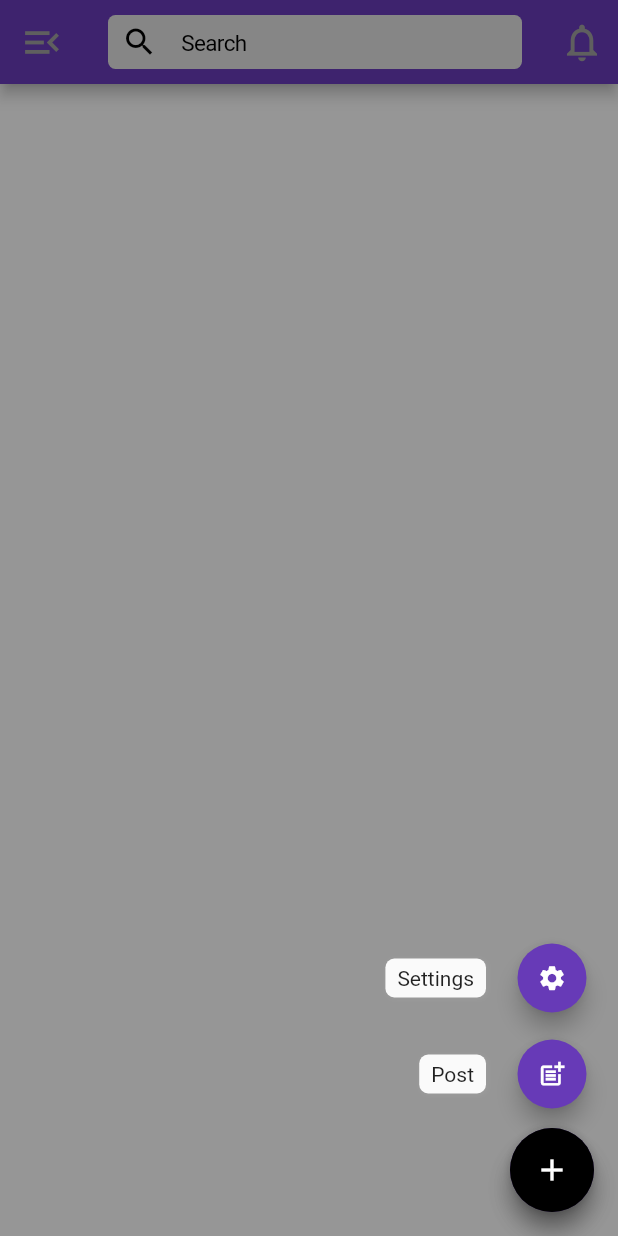
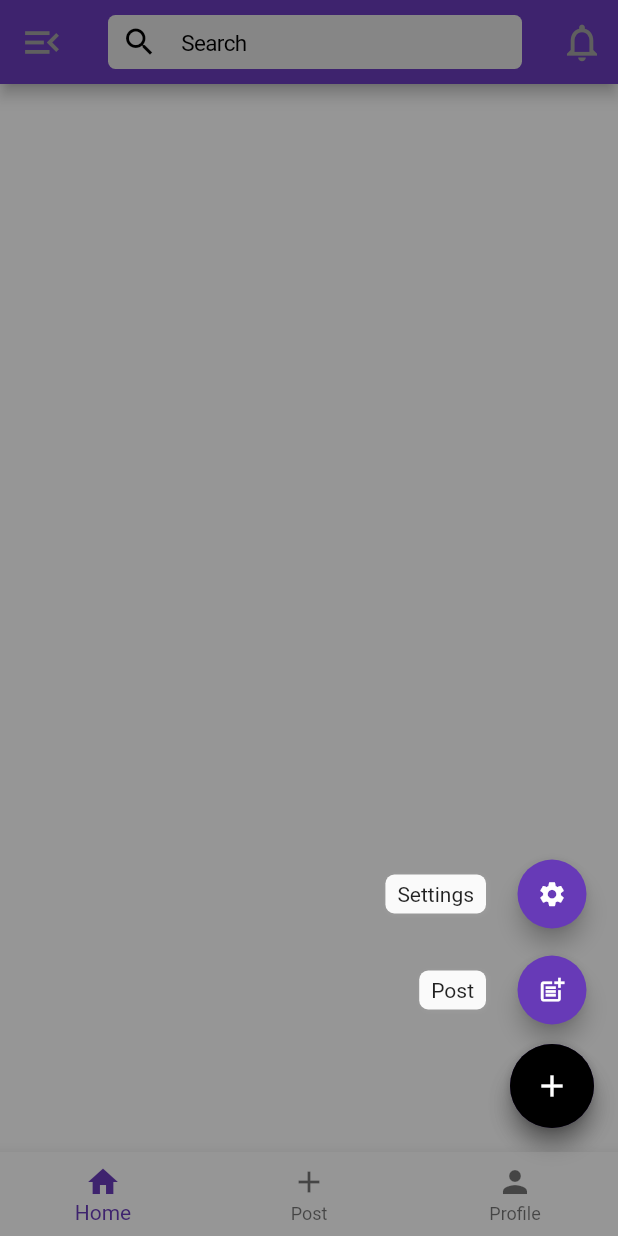
Before and after one commit to 0x01-itsmurphy/home_rental, a Flutter app: the GoogleSignInAuthenticator widget shown alone on an empty page, opened directly, scrolled down 200 dp, after a tap on the "add" icon, on a phone screen of 412 x 824 dp. Run offline on Flutter 3.47's test engine with Material 2 defaults, Android fonts, the light colour scheme and no system bars; drawn by our look-alikes of flutter_speed_dial; our stand-ins replace firebase_auth, firebase_core, flutter_easyloading, flutter_secure_storage, flutter_spinkit, google_fonts and 3 more; accounts and stored records are empty; network calls fail; Roboto replaces fonts that are missing (Ubuntu).

Commit message:
added bottom nav bar

```diff
--- /dev/null
+++ b/lib/controller/Elements/bottom_nav_bar.dart
@@ -0,0 +1,41 @@
+import 'package:flutter/material.dart';
+import 'package:home_rental/view/homescreen/homescreen.dart';
+import 'package:home_rental/view/post_data/user_data_post.dart';
+import 'package:home_rental/view/profile_page/profile_page.dart';
+
+class MainScreen extends StatefulWidget {
+  const MainScreen({Key? key}) : super(key: key);
+
+  @override
+  State<MainScreen> createState() => _MainScreenState();
+}
+
+class _MainScreenState extends State<MainScreen> {
+  int _currentIndex = 0;
+  List pages = [
+    const HomeScreen(),
+    const PostData(),
+    const ProfileScreen(),
+  ];
+  void onTap(int index) {
+    setState(() {
+      _currentIndex = index;
+    });
+  }
+
+  @override
+  Widget build(BuildContext context) {
+    return Scaffold(
+      body: pages.elementAt(_currentIndex),
+      bottomNavigationBar: BottomNavigationBar(
+        currentIndex: _currentIndex,
+        onTap: onTap,
+        items: const [
+          BottomNavigationBarItem(icon: Icon(Icons.home), label: 'Home'),
+          BottomNavigationBarItem(icon: Icon(Icons.add), label: 'Post'),
+          BottomNavigationBarItem(icon: Icon(Icons.person), label: 'Profile'),
+        ],
+      ),
+    );
+  }
+}
--- a/lib/controller/Elements/successful_mesage_screen.dart
+++ b/lib/controller/Elements/successful_mesage_screen.dart
@@ -1,4 +1,5 @@
 import 'package:flutter/material.dart';
+import 'package:home_rental/controller/Elements/bottom_nav_bar.dart';
 import 'package:home_rental/view/homescreen/homescreen.dart';
 
 class SuccessfullMessage extends StatefulWidget {
@@ -50,7 +51,7 @@ class _SuccessfullMessageState extends State<SuccessfullMessage> {
                   Navigator.pushReplacement(
                       context,
                       MaterialPageRoute(
-                          builder: (context) => const HomeScreen()));
+                          builder: (context) => const MainScreen()));
                 },
                 child: Container(
                   alignment: Alignment.center,
--- a/lib/controller/authentication/google_signin_authenticator.dart
+++ b/lib/controller/authentication/google_signin_authenticator.dart
@@ -1,5 +1,6 @@
 import 'package:firebase_auth/firebase_auth.dart';
 import 'package:flutter/material.dart';
+import 'package:home_rental/controller/Elements/bottom_nav_bar.dart';
 import 'package:home_rental/controller/authentication/toggle_page_switch.dart';
 import 'package:home_rental/view/homescreen/homescreen.dart';
 
@@ -14,7 +15,7 @@ class GoogleSignInAuthenticator extends StatelessWidget {
         if (snapshot.connectionState == ConnectionState.waiting) {
           return const Center(child: CircularProgressIndicator());
         } else if (snapshot.hasData) {
-          return const HomeScreen();
+          return const MainScreen();
         } else if (snapshot.hasError) {
           return const Center(child: Text('Someting went wrong!'));
         } else {
--- a/lib/main.dart
+++ b/lib/main.dart
@@ -2,6 +2,7 @@
 import 'package:firebase_core/firebase_core.dart';
 import 'package:flutter/material.dart';
 import 'package:flutter_easyloading/flutter_easyloading.dart';
+import 'package:home_rental/controller/Elements/bottom_nav_bar.dart';
 import 'package:home_rental/controller/provider/google_signin_provider.dart';
 import 'package:home_rental/view/homescreen/homescreen.dart';
 import 'package:flutter_secure_storage/flutter_secure_storage.dart';
@@ -57,7 +58,7 @@ class _MyAppState extends State<MyApp> {
     print("Starting token check---> $token");
     if (token != null) {
       setState(() {
-        page = const HomeScreen();
+        page = const MainScreen();
       });
     } else {
       setState(() {
--- a/lib/view/register/signin.dart
+++ b/lib/view/register/signin.dart
@@ -3,6 +3,7 @@
 import 'dart:convert';
 
 import 'package:flutter/material.dart';
+import 'package:home_rental/controller/Elements/bottom_nav_bar.dart';
 import 'package:home_rental/controller/Elements/custom_outlined_button.dart';
 import 'package:home_rental/controller/Elements/custom_text_button.dart';
 import 'package:home_rental/controller/authentication/google_signin_authenticator.dart';
@@ -86,7 +87,7 @@ class _SignInState extends State<SignIn> {
         loading = false;
       });
       return Navigator.pushReplacement(
-          context, MaterialPageRoute(builder: (context) => const HomeScreen()));
+          context, MaterialPageRoute(builder: (context) => const MainScreen()));
     }
   }
 
```
Also changed, not shown: lib/view/homescreen/homescreen.dart (+3 -4 lines), lib/view/profile_page/profile_page.dart (added, +17 -0 lines).
